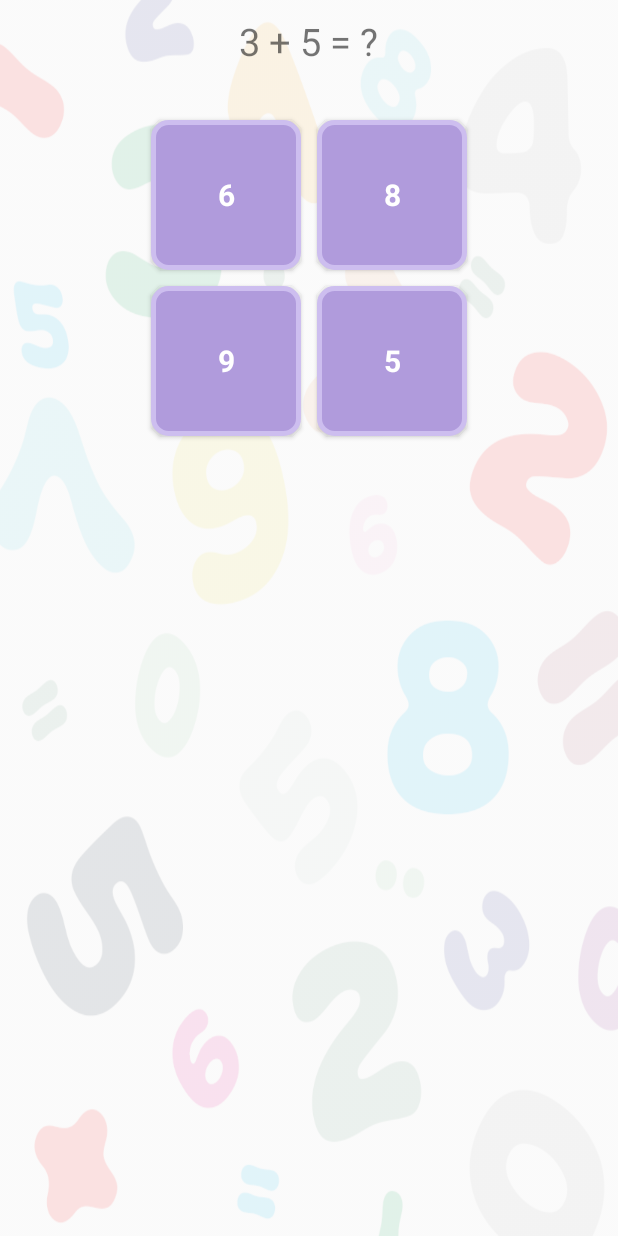
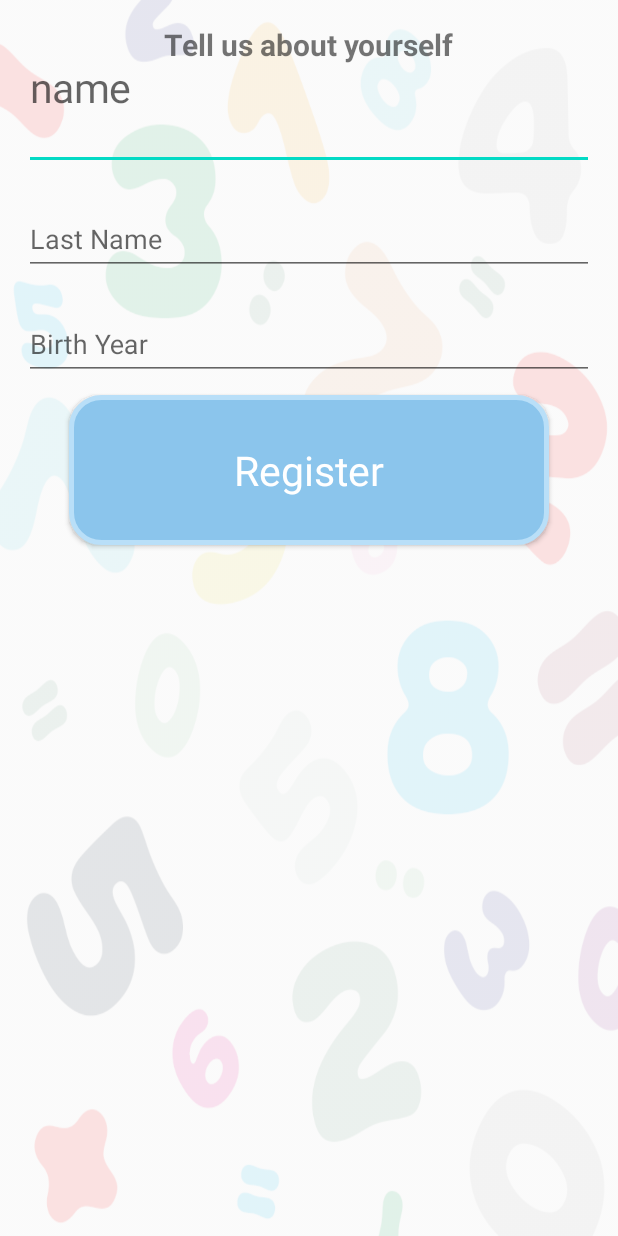
Before and after one commit to TomLezmy/GoolMathApp, an Android app: the screen it shows after launch (FirstDiagnosisActivity before the commit, RegisterActivity after it), on a phone screen of 412 x 824 dp. Run offline under Robolectric (Android 15) with nearby library versions, the phone set to English and light mode, and no system bars; Roboto replaces fonts that are not available here.

Commit message:
Added splash screen and register page Added userData and level progress that save in internal storage

```diff
--- a/app/build.gradle
+++ b/app/build.gradle
@@ -31,6 +31,9 @@ dependencies {
     implementation 'androidx.cardview:cardview:1.0.0'
     implementation "androidx.recyclerview:recyclerview:1.1.0"
 
+    // Material design
+    implementation 'com.android.support:design:29.0.0'
+
     // Youtube player
     implementation 'com.pierfrancescosoffritti.androidyoutubeplayer:core:10.0.5'
 
--- a/app/src/main/java/com/tomlezmy/goolmathapp/activities/FirstDiagnosisActivity.java
+++ b/app/src/main/java/com/tomlezmy/goolmathapp/activities/FirstDiagnosisActivity.java
@@ -26,7 +26,6 @@ import java.util.List;
 import java.util.Random;
 
 public class FirstDiagnosisActivity extends AppCompatActivity implements Button.OnClickListener{
-    final String BUTTONS_TAG = "BUTTONS_TAG";
     TextView questionText;
     String currentQuestion, currentAnswer;
     Random rand;
--- /dev/null
+++ b/app/src/main/java/com/tomlezmy/goolmathapp/activities/RegisterActivity.java
@@ -0,0 +1,49 @@
+package com.tomlezmy.goolmathapp.activities;
+
+import androidx.appcompat.app.AppCompatActivity;
+
+import android.content.Intent;
+import android.os.Bundle;
+import android.text.TextUtils;
+import android.view.View;
+import android.widget.Button;
+import android.widget.EditText;
+import android.widget.RelativeLayout;
+import android.widget.Toast;
+
+import com.tomlezmy.goolmathapp.ButtonTouchAnimation;
+import com.tomlezmy.goolmathapp.R;
+
+public class RegisterActivity extends AppCompatActivity {
+
+    @Override
+    protected void onCreate(Bundle savedInstanceState) {
+        super.onCreate(savedInstanceState);
+        setContentView(R.layout.activity_register);
+
+        final EditText firstNameEt = findViewById(R.id.first_name);
+        final EditText lastNameEt = findViewById(R.id.last_name);
+        final EditText birthYearEt = findViewById(R.id.birth_year);
+        Button register = findViewById(R.id.btn_register);
+        register.setOnTouchListener(new ButtonTouchAnimation());
+        register.setOnClickListener(new View.OnClickListener() {
+            @Override
+            public void onClick(View v) {
+                String firstName = firstNameEt.getText().toString();
+                String lastName = lastNameEt.getText().toString();
+                String birthYear = birthYearEt.getText().toString();
+                if (firstName.isEmpty() || lastName.isEmpty() || birthYear.isEmpty()) {
+                    Toast.makeText(RegisterActivity.this, "Please fill all fields", Toast.LENGTH_SHORT).show();
+                }
+                else {
+                    Intent intent = new Intent(RegisterActivity.this, FirstDiagnosisActivity.class);
+                    intent.putExtra("first_name", firstName);
+                    intent.putExtra("last_name", lastName);
+                    intent.putExtra("birth_year", Integer.parseInt(birthYear));
+                    startActivity(intent);
+                    finish();
+                }
+            }
+        });
+    }
+}
--- /dev/null
+++ b/app/src/main/res/layout/activity_register.xml
@@ -0,0 +1,64 @@
+<?xml version="1.0" encoding="utf-8"?>
+<LinearLayout xmlns:android="http://schemas.android.com/apk/res/android"
+    xmlns:app="http://schemas.android.com/apk/res-auto"
+    xmlns:tools="http://schemas.android.com/tools"
+    android:padding="16dp"
+    android:layout_width="match_parent"
+    android:layout_height="match_parent"
+    android:gravity="center_horizontal"
+    android:orientation="vertical"
+    android:background="@drawable/main_background_design"
+    tools:context=".activities.RegisterActivity">
+    <TextView
+        android:layout_width="wrap_content"
+        android:layout_height="wrap_content"
+        android:text="Tell us about yourself"
+        android:textSize="20sp"
+        style="@style/FontLocalized"
+        android:textStyle="bold" />
+    <com.google.android.material.textfield.TextInputLayout
+        android:layout_width="match_parent"
+        android:layout_height="wrap_content"
+        android:hint="name"
+        app:hintTextAppearance="@style/FontLocalized">
+        <com.google.android.material.textfield.TextInputEditText
+            android:id="@+id/first_name"
+            android:layout_width="match_parent"
+            android:layout_height="wrap_content"
+            android:layout_marginTop="10dp" />
+    </com.google.android.material.textfield.TextInputLayout>
+
+    <com.google.android.material.textfield.TextInputLayout
+        android:layout_width="match_parent"
+        android:layout_height="wrap_content"
+        android:hint="Last Name"
+        app:hintTextAppearance="@style/FontLocalized">
+        <com.google.android.material.textfield.TextInputEditText
+            android:id="@+id/last_name"
+            android:layout_width="match_parent"
+            android:layout_height="wrap_content" />
+    </com.google.android.material.textfield.TextInputLayout>
+
+    <com.google.android.material.textfield.TextInputLayout
+        android:layout_width="match_parent"
+        android:layout_height="wrap_content"
+        android:hint="Birth Year"
+        app:hintTextAppearance="@style/FontLocalized">
+        <com.google.android.material.textfield.TextInputEditText
+            android:id="@+id/birth_year"
+            android:layout_width="match_parent"
+            android:layout_height="wrap_content"
+            android:inputType="number" />
+    </com.google.android.material.textfield.TextInputLayout>
+    <Button
+        android:id="@+id/btn_register"
+        android:layout_width="match_parent"
+        android:layout_height="100dp"
+        android:text="Register"
+        style="@style/FontLocalized"
+        android:background="@drawable/button_1_design"
+        android:layout_marginHorizontal="30dp"
+        android:textColor="#fff"
+        android:layout_marginTop="10dp"/>
+
+</LinearLayout>
```
Also changed, not shown: app/src/main/AndroidManifest.xml (+8 -3 lines), app/src/main/java/com/tomlezmy/goolmathapp/FileManager.java (+47 -8 lines), app/src/main/java/com/tomlezmy/goolmathapp/activities/GamePage.java (+65 -9 lines), app/src/main/java/com/tomlezmy/goolmathapp/activities/SplashActivity.java (added, +36 -0 lines), app/src/main/java/com/tomlezmy/goolmathapp/fragments/GameFinishedFragment.java (+18 -1 lines), app/src/main/java/com/tomlezmy/goolmathapp/game/CategoryProgressData.java (added, +45 -0 lines), app/src/main/java/com/tomlezmy/goolmathapp/game/LevelManager.java (+6 -2 lines), app/src/main/java/com/tomlezmy/goolmathapp/game/UserData.java (added, +51 -0 lines), app/src/main/res/layout/activity_splash.xml (added, +12 -0 lines).
